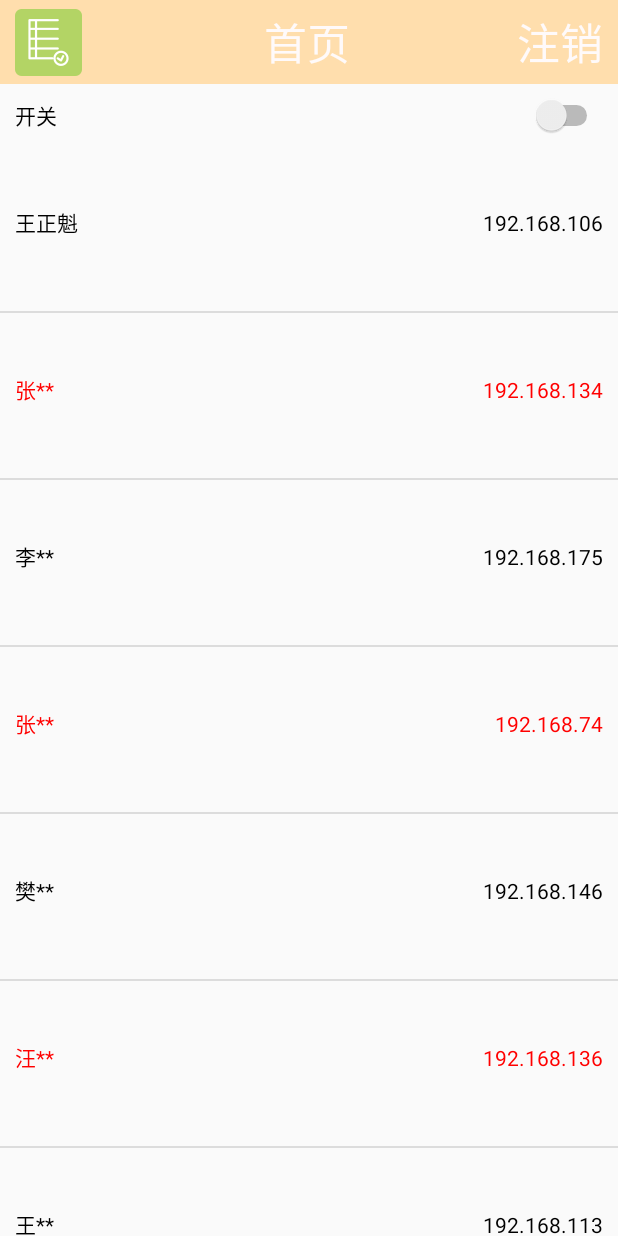
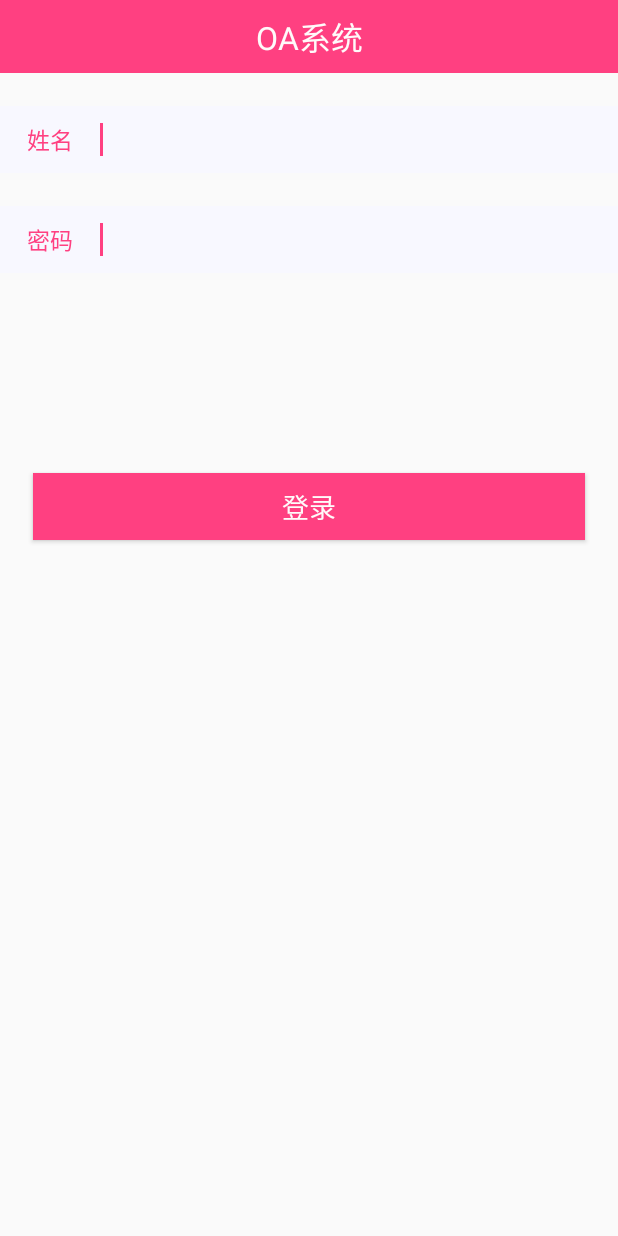
Before and after one commit to wzkpony/MyApplicationTest, an Android app: the screen it shows after launch (MainActivity before the commit, LoginActivity after it), on a phone screen of 412 x 824 dp. Run offline under Robolectric (Android 15) with nearby library versions, the phone set to English and light mode, and no system bars.

Commit message:
添加登录页面

```diff
--- a/app/build.gradle
+++ b/app/build.gradle
@@ -2,7 +2,7 @@ apply plugin: 'com.android.application'
 
 android {
     compileSdkVersion 23
-    buildToolsVersion "23.0.3"
+    buildToolsVersion '25.0.0'
     defaultConfig {
         applicationId "com.example.zhengkuiwang.myapplication"
         minSdkVersion 15
@@ -25,6 +25,8 @@ dependencies {
         exclude group: 'com.android.support', module: 'support-annotations'
     })
     compile 'com.android.support:appcompat-v7:23.4.0'
+    compile 'com.squareup.okhttp3:okhttp:3.5.0'
+    compile 'com.android.support.constraint:constraint-layout:1.0.2'
+    compile 'com.android.support:design:23.4.0'
     testCompile 'junit:junit:4.12'
-    compile 'com.squareup.okhttp3:okhttp:3.5.0'
 }
--- a/app/src/main/java/com/example/zhengkuiwang/myapplication/Test.java
+++ b/app/src/main/java/com/example/zhengkuiwang/myapplication/IPDetailsActivity.java
@@ -13,11 +13,11 @@ import android.widget.TextView;
  * Created by zhengkuiwang on 16/11/29.
  */
 
-public class Test extends Activity {
+public class IPDetailsActivity extends Activity {
 
     protected void onCreate(Bundle savedInstanceState) {
         super.onCreate(savedInstanceState);
-        setContentView(R.layout.layout);
+        setContentView(R.layout.activity_ipdetails);
 //        Button layout_weight = (Button)findViewById(R.id.buttonBack);
 //        layout_weight.setOnClickListener(new buttonClickListrner());
 
@@ -29,7 +29,7 @@ public class Test extends Activity {
         textView.setText("欢迎 "+name+" 到来"+"您的IP是:\n\n"+"\t\t"+IP);
 
 
-        ImageButton buttonBack = (ImageButton)findViewById(R.id.buttonBackPublicBar);
+        Button buttonBack = (Button)findViewById(R.id.buttonBack);
         buttonBack.setOnClickListener(new buttonClickListrner());
     }
     protected class buttonClickListrner implements View.OnClickListener
--- a/app/src/main/java/com/example/zhengkuiwang/myapplication/ListViewAdapter.java
+++ b/app/src/main/java/com/example/zhengkuiwang/myapplication/ListViewAdapter.java
@@ -13,11 +13,9 @@ import java.sql.Array;
 import java.util.ArrayList;
 import java.util.HashMap;
 import java.util.List;
-import java.util.Map;
 
 /**
- * Created by zhengkuiwang on 16/11/23. 能行吗
- * 还是有点搞不懂
+ * Created by zhengkuiwang on 16/11/23.
  */
 
 public class ListViewAdapter extends BaseAdapter {
@@ -57,7 +55,7 @@ public class ListViewAdapter extends BaseAdapter {
         {
             holder = new ViewHolder();
             LayoutInflater  mLayoutInflater = LayoutInflater.from(context);
-            convertView = mLayoutInflater.inflate(R.layout.user,null);
+            convertView = mLayoutInflater.inflate(R.layout.user_cell,null);
             holder.textViewName = (TextView) convertView.findViewById(R.id.user_name);
             holder.textViewIP = (TextView) convertView.findViewById(R.id.user_ip);
             convertView.setTag(holder);
@@ -114,7 +112,7 @@ public class ListViewAdapter extends BaseAdapter {
             }
             String name = (String) list.get(position).get("userName");
             String IP = (String) list.get(position).get("userIp");
-            Intent intent = new Intent(context, Test.class);
+            Intent intent = new Intent(context, IPDetailsActivity.class);
             intent.putExtra("Name",name);
             intent.putExtra("IP",IP);
             context.startActivity(intent);
--- /dev/null
+++ b/app/src/main/java/com/example/zhengkuiwang/myapplication/LoginActivity.java
@@ -0,0 +1,33 @@
+package com.example.zhengkuiwang.myapplication;
+
+import android.app.Activity;
+import android.content.Context;
+import android.content.DialogInterface;
+import android.content.Intent;
+import android.os.Bundle;
+import android.view.View;
+import android.widget.Button;
+
+/**
+ * Created by wzk on 2018/2/5.
+ */
+
+public class LoginActivity extends Activity {
+
+    public void onCreate(Bundle savedInstanceState){
+        super.onCreate(savedInstanceState);
+        setContentView(R.layout.activity_login);
+
+        Button loginButton = (Button) findViewById(R.id.doLogin);
+        loginButton.setOnClickListener(new View.OnClickListener() {
+            @Override
+            public void onClick(View view) {
+                Intent intent = new Intent(LoginActivity.this,MainActivity.class);
+
+                startActivity(intent);
+            }
+        });
+
+    }
+
+}
--- a/app/src/main/java/com/example/zhengkuiwang/myapplication/MainActivity.java
+++ b/app/src/main/java/com/example/zhengkuiwang/myapplication/MainActivity.java
@@ -35,8 +35,7 @@ public class MainActivity extends AppCompatActivity {
 
 
         listView = (ListView) findViewById(R.id.listID);
-//        lisetAdapter = new SimpleAdapter(this,list,R.layout.user,new String[]{"userName","userIp"},new int[]{R.id.user_name,R.id.user_ip});
-//        listView.setAdapter(lisetAdapter);
+
         adapter = new ListViewAdapter(this,list);
         listView.setAdapter(adapter);
 
--- a/app/src/main/res/layout/layout.xml
+++ b/app/src/main/res/layout/activity_ipdetails.xml
@@ -1,8 +1,8 @@
 <?xml version="1.0" encoding="utf-8"?>
 <LinearLayout xmlns:android="http://schemas.android.com/apk/res/android"
-              android:layout_width="match_parent"
-              android:layout_height="match_parent"
-              android:orientation="vertical">
+    android:layout_width="match_parent"
+    android:layout_height="match_parent"
+    android:orientation="vertical">
     <include layout="@layout/layout_bar"/>
     <Button
         android:id="@+id/buttonBack"
--- /dev/null
+++ b/app/src/main/res/layout/activity_login.xml
@@ -0,0 +1,149 @@
+<?xml version="1.0" encoding="utf-8"?>
+<LinearLayout xmlns:android="http://schemas.android.com/apk/res/android"
+    android:layout_width="match_parent"
+    android:layout_height="match_parent"
+    android:orientation="vertical">
+    <!--<TextView-->
+        <!--android:layout_width="match_parent"-->
+        <!--android:layout_height="44pt" />-->
+
+    <LinearLayout
+        android:layout_width="match_parent"
+        android:layout_height="22pt"
+        android:background="@color/colorAccent">
+
+        <TextView
+            android:layout_width="match_parent"
+            android:layout_height="match_parent"
+            android:text="@string/logo"
+            android:textSize="@dimen/TitleSize"
+            android:textColor="@color/colorWhite"
+            android:gravity="center"/>
+
+
+
+
+    </LinearLayout>
+
+    <LinearLayout
+        android:layout_width="match_parent"
+        android:layout_height="20pt"
+        android:background="@color/ghostwhite"
+        android:layout_marginTop="10pt">
+
+        <TextView
+            android:id="@+id/textViewName"
+            android:layout_width="30pt"
+            android:layout_height="match_parent"
+            android:background="@color/clearColor"
+            android:gravity="center"
+            android:layout_gravity="center_vertical"
+            android:textColor="@color/colorAccent"
+            android:text="@string/nameText"
+            android:textSize="@dimen/textViewSize" />
+
+        <LinearLayout
+            android:layout_width="1pt"
+            android:layout_height="10pt"
+            android:layout_gravity="center_vertical"
+            android:background="@color/colorAccent">
+
+        </LinearLayout>
+
+        <EditText
+            android:id="@+id/editTextName"
+            android:layout_width="match_parent"
+            android:layout_height="match_parent"
+            android:background="@color/clearColor"
+            android:layout_gravity="center_vertical"
+            android:textSize="@dimen/textViewSize"/><!--android:gravity="center"-->
+
+
+    </LinearLayout>
+
+    <LinearLayout
+        android:layout_width="match_parent"
+        android:layout_height="20pt"
+        android:background="@color/ghostwhite"
+        android:layout_marginTop="10pt">
+
+
+        <TextView
+            android:id="@+id/textViewPwd"
+            android:layout_width="30pt"
+            android:layout_height="match_parent"
+            android:background="@color/clearColor"
+            android:gravity="center"
+            android:layout_gravity="center_vertical"
+            android:textColor="@color/colorAccent"
+            android:text="@string/pwdText"
+            android:textSize="@dimen/textViewSize" />
+
+        <LinearLayout
+            android:layout_width="1pt"
+            android:layout_height="10pt"
+            android:layout_gravity="center_vertical"
+            android:background="@color/colorAccent">
+
+        </LinearLayout>
+
+
+        <EditText
+            android:id="@+id/editTextPwd"
+            android:layout_width="match_parent"
+            android:layout_height="match_parent"
+            android:background="@color/clearColor"
+            android:layout_gravity="center_vertical"
+            android:textSize="@dimen/textViewSize"
+
+            /><!--android:gravity="center"-->
+
+
+    </LinearLayout>
+
+
+    <Button
+        android:id="@+id/doLogin"
+        android:layout_width="match_parent"
+        android:layout_height="20pt"
+        android:text="@string/login"
+        android:textSize="18sp"
+        android:textColor="@color/colorWhite"
+        android:background="@color/colorAccent"
+        android:layout_marginLeft="10pt"
+        android:layout_marginRight="10pt"
+        android:layout_marginTop="60pt"/>
+
+</LinearLayout>
+
+
+
+
+
+
+
+    <!--
+        第一个线性布局, 我们可以视为html中的div,用于对于整个界面进行布局
+        这里面 xmlns:android和xmlns:tools指定的是xml文件的命名空间,不是对布局的主要设置
+        但是要有
+        android:layout_width="match_parent"指的是当前的线性布局宽度占整个父元素，这里相对于
+        当前的线性布局父元素为当前的窗体,所以宽度占满窗体
+        android:layout_height="match_parent"指的是当前的线性布局高度占整个父元素，这里相对于
+        当前的线性布局父元素为当前的窗体,所以高度占满窗体
+        tools:context="com.example.activitylife.MainActivity":用于指定渲染上下文
+        android:orientation="vertical":指的是当前控件为垂直摆，horizontal水平摆放
+    -->
+    <!--
+           第二个线性布局,这里我们放置在大的线性布局中,作为子布局使用,设置背景颜色为蓝色
+           这里面android:layout_width="match_parent"指的是宽度占满父元素LinearLayout的宽度
+               android:layout_height="100dp"高度占100dp
+               android:background="@android:color/holo_blue_bright"设置背景色
+               android:gravity="center"中心居中是对view控件本身来说的，是用来设置view本身的内容应该显示在view的什么位置，
+               默认值是左侧。
+       -->
+    <!--
+           第三个线性布局,这里我们放置在大的线性布局中,作为子布局使用,设置背景颜色为绿色
+           这里面android:layout_width="match_parent"指的是宽度占满父元素LinearLayout的宽度
+               android:layout_height="200dp"高度占200dp
+               android:background="@android:color/holo_green_light"设置背景色
+        -->
--- a/app/src/main/res/layout/layout_bar.xml
+++ b/app/src/main/res/layout/layout_bar.xml
@@ -1,15 +1,16 @@
 <?xml version="1.0" encoding="utf-8"?>
 <LinearLayout xmlns:android="http://schemas.android.com/apk/res/android"
-              android:background="@color/colorAD"
+              android:background="@color/colorAccent"
               android:layout_width="match_parent"
-              android:layout_height="56dp"
+              android:layout_height="22pt"
               android:orientation="horizontal">
         <ImageButton
-            android:id="@+id/buttonBackPublicBar"
+            android:id="@+id/imageButton"
             android:layout_width="wrap_content"
             android:layout_height="wrap_content"
-            android:src="@drawable/image"
-            android:padding="10dp"
+            android:padding="2pt"
+            android:layout_gravity="center_vertical"
+            android:src="@mipmap/image"
             android:background="@color/clearColor"/>
 
         <TextView
@@ -17,7 +18,7 @@
             android:textColor="@color/colorWhite"
             android:text="首页"
             android:gravity="center"
-            android:textSize="13pt"
+            android:textSize="21sp"
             android:layout_weight="2"
             android:layout_width="wrap_content"
             android:layout_height="match_parent"/>
@@ -27,10 +28,10 @@
             android:id="@+id/Title"
             android:textColor="@color/colorWhite"
             android:text="注销"
-            android:paddingRight="10dp"
+            android:padding="2pt"
             android:gravity="center"
             android:layout_gravity="right"
-            android:textSize="13pt"
+            android:textSize="21sp"
             android:layout_width="wrap_content"
             android:layout_height="match_parent"/>
 
--- a/app/src/main/res/values/colors.xml
+++ b/app/src/main/res/values/colors.xml
@@ -9,4 +9,7 @@
     <color name="colorRed">#FF0000</color>
     <color name="colorWhite">#FFFAFA</color>
     <color name="clearColor">#00FFFFFF</color>
+
+    <color name="ghostwhite">#F8F8FF</color>
+
 </resources>
--- a/app/src/main/res/values/dimens.xml
+++ b/app/src/main/res/values/dimens.xml
@@ -2,4 +2,12 @@
     <!-- Default screen margins, per the Android Design guidelines. -->
     <dimen name="activity_horizontal_margin">16dp</dimen>
     <dimen name="activity_vertical_margin">16dp</dimen>
+    <dimen name="fab_margin">16dp</dimen>
+
+
+
+
+
+    <dimen name="TitleSize">21sp</dimen>
+    <dimen name="textViewSize">15sp</dimen>
 </resources>
--- a/app/src/main/res/values/strings.xml
+++ b/app/src/main/res/values/strings.xml
@@ -1,4 +1,13 @@
 <resources>
     <string name="app_name">王正魁练习</string>
     <string name="switchText">开关</string>
+    <string name="title_activity_login2">Login2Activity</string>
+
+
+    <string name="logo">OA系统</string>
+    <string name="login">登录</string>
+    <string name="nameText">姓名</string>
+    <string name="pwdText">密码</string>
+    <string name="register">注册</string>
+    <string name="phone">手机号码</string>
 </resources>
--- a/app/src/main/res/values/styles.xml
+++ b/app/src/main/res/values/styles.xml
@@ -9,4 +9,8 @@
         <item name="android:windowNoTitle">true</item>
     </style>
 
+    <style name="AppTheme.AppBarOverlay" parent="ThemeOverlay.AppCompat.Dark.ActionBar" />
+
+    <style name="AppTheme.PopupOverlay" parent="ThemeOverlay.AppCompat.Light" />
+
 </resources>
--- a/build.gradle
+++ b/build.gradle
@@ -5,7 +5,7 @@ buildscript {
         jcenter()
     }
     dependencies {
-        classpath 'com.android.tools.build:gradle:2.2.0'
+        classpath 'com.android.tools.build:gradle:2.3.3'
 
         // NOTE: Do not place your application dependencies here; they belong
         // in the individual module build.gradle files
```
Also changed, not shown: app/src/main/AndroidManifest.xml (+4 -6 lines), app/src/main/res/drawable-hdpi/image.png (deleted), app/src/main/res/drawable/image.png (deleted), app/src/main/res/layout/user_cell.xml (renamed from app/src/main/res/layout/user.xml), gradle/wrapper/gradle-wrapper.properties.
